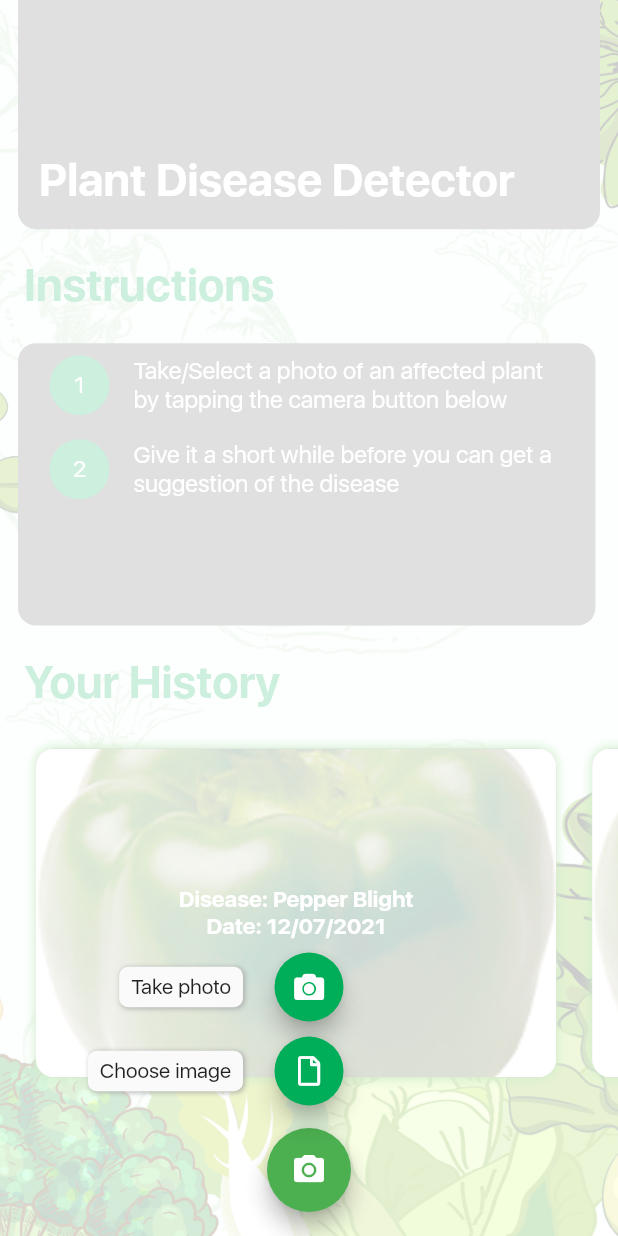
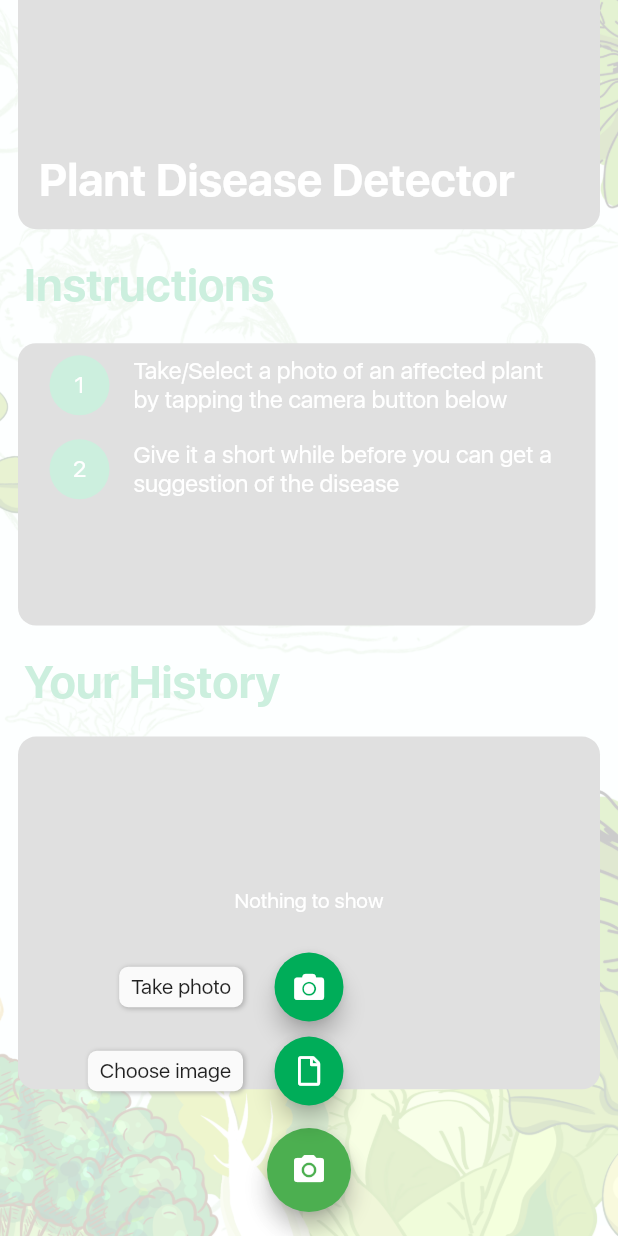
Before and after one commit to root458/Plant-Disease-Detector, a Flutter app: the screen it shows after launch, after a tap on the "camera alt" icon, on a phone screen of 412 x 824 dp. Run offline on Flutter 3.47's test engine with Material 2 defaults, Android fonts, the phone set to English and light mode, and no system bars; drawn by our look-alikes of flutter_speed_dial; our stand-ins replace font_awesome_flutter, hive, hive_flutter, image_picker; missing offline and left inert: tflite; accounts and stored records are empty.

Commit message:
Added persistence. Every trial the user makes is saved

```diff
--- a/lib/main.dart
+++ b/lib/main.dart
@@ -1,10 +1,18 @@
 import 'package:flutter/material.dart';
+import 'package:hive_flutter/hive_flutter.dart';
 import 'package:plant_disease_detector/services/disease_provider.dart';
 import 'package:plant_disease_detector/src/home_page/home.dart';
+import 'package:plant_disease_detector/src/home_page/models/disease_model.dart';
 import 'package:plant_disease_detector/src/suggestions_page/suggestions.dart';
 import 'package:provider/provider.dart';
 
-void main() {
+Future main() async {
+  WidgetsFlutterBinding.ensureInitialized();
+  await Hive.initFlutter();
+  Hive.registerAdapter(DiseaseAdapter());
+
+  await Hive.openBox<Disease>('plant_diseases');
+
   runApp(const MyApp());
 }
 
@@ -29,7 +37,6 @@ class MyApp extends StatelessWidget {
                   case Home.routeName:
                   default:
                     return const Home();
-
                 }
               });
         },
--- /dev/null
+++ b/lib/services/hive_database.dart
@@ -0,0 +1,17 @@
+import 'package:hive/hive.dart';
+import 'package:plant_disease_detector/src/home_page/models/disease_model.dart';
+
+class Boxes {
+  static Box<Disease> getDiseases() => Hive.box<Disease>('plant_diseases');
+}
+
+class HiveService {
+
+  final box = Boxes.getDiseases();
+
+  // Store disease
+  Future addDisease(Disease disease) async {
+    await box.add(disease);
+  }
+
+}
--- a/lib/src/home_page/components/history.dart
+++ b/lib/src/home_page/components/history.dart
@@ -1,28 +1,42 @@
+import 'dart:io';
+
 import 'package:flutter/material.dart';
+import 'package:hive_flutter/hive_flutter.dart';
 import 'package:plant_disease_detector/constants/constants.dart';
+import 'package:plant_disease_detector/services/hive_database.dart';
+import 'package:plant_disease_detector/src/home_page/models/disease_model.dart';
 
 class HistorySection extends SliverFixedExtentList {
-  HistorySection(Size size, {Key? key})
+  HistorySection(Size size, BuildContext context, {Key? key})
       : super(
           key: key,
           delegate: SliverChildBuilderDelegate(
             (BuildContext context, index) {
+              return ValueListenableBuilder<Box<Disease>>(
+                valueListenable: Boxes.getDiseases().listenable(),
+                builder: (context, box, _) {
+                  final diseases = box.values.toList().cast<Disease>();
+
+                  if (diseases.isNotEmpty) {
                     return Padding(
                       padding: const EdgeInsets.fromLTRB(12.0, 12.0, 0, 0),
                       child: SizedBox(
                           width: size.width,
-                  child: ListView(
+                          child: ListView.builder(
+                            itemCount: diseases.length,
                             padding: const EdgeInsets.symmetric(vertical: 8.0),
-                    addAutomaticKeepAlives: false,
                             itemExtent: size.width * 0.9,
                             scrollDirection: Axis.horizontal,
-                    children: [
-                      _returnHistoryContainer(),
-                      _returnHistoryContainer(),
-                      _returnHistoryContainer(),
-                    ],
-                  ),
-                ),
+                            itemBuilder: (context, index) {
+                              return _returnHistoryContainer(
+                                  diseases[index], context);
+                            },
+                          )),
+                    );
+                  } else {
+                    return _returnNothingToShow();
+                  }
+                },
               );
             },
             childCount: 1,
@@ -31,14 +45,18 @@ class HistorySection extends SliverFixedExtentList {
         );
 }
 
-Widget _returnHistoryContainer() {
+Widget _returnHistoryContainer(Disease disease, BuildContext context) {
   return Padding(
     padding: const EdgeInsets.fromLTRB(12.0, 0, 12.0, 0),
     child: Container(
         decoration: BoxDecoration(
-            image: const DecorationImage(
-                image: AssetImage('assets/images/pepper.jpg'),
-                fit: BoxFit.cover),
+            image: DecorationImage(
+                image: Image.file(
+              File(disease.imagePath),
+              fit: BoxFit.cover,
+            ).image),
+            // image: AssetImage('assets/images/pepper.jpg'),
+            // fit: BoxFit.cover),
             boxShadow: const [
               BoxShadow(
                 color: kAccent,
@@ -52,15 +70,16 @@ Widget _returnHistoryContainer() {
           child: Column(
             crossAxisAlignment: CrossAxisAlignment.center,
             mainAxisAlignment: MainAxisAlignment.center,
-            children: const [
-              Text('Disease: Pepper Blight',
-                  style: TextStyle(
+            children: [
+              Text('Disease: ${disease.name}',
+                  style: const TextStyle(
                     color: kWhite,
                     fontSize: 15.0,
                     fontFamily: 'SFBold',
                   )),
-              Text('Date: 12/07/2021',
-                  style: TextStyle(
+              Text(
+                  'Date: ${disease.dateTime.day}/${disease.dateTime.month}/${disease.dateTime.year}',
+                  style: const TextStyle(
                     color: kWhite,
                     fontSize: 15.0,
                     fontFamily: 'SFBold',
@@ -72,7 +91,9 @@ Widget _returnHistoryContainer() {
 }
 
 Widget _returnNothingToShow() {
-  return Container(
+  return Padding(
+    padding: const EdgeInsets.fromLTRB(12.0, 12.0, 12.0, 0),
+    child: Container(
         decoration: BoxDecoration(
             color: kSecondary, borderRadius: BorderRadius.circular(12.0)),
         child: const Padding(
@@ -82,5 +103,6 @@ Widget _returnNothingToShow() {
             'Nothing to show',
             style: TextStyle(color: kWhite),
           )),
-      ));
+        )),
+  );
 }
--- a/lib/src/home_page/home.dart
+++ b/lib/src/home_page/home.dart
@@ -1,10 +1,12 @@
 import 'package:flutter/material.dart';
 import 'package:flutter_speed_dial/flutter_speed_dial.dart';
 import 'package:font_awesome_flutter/font_awesome_flutter.dart';
+import 'package:hive/hive.dart';
 import 'package:image_picker/image_picker.dart';
 import 'package:plant_disease_detector/constants/constants.dart';
 import 'package:plant_disease_detector/services/classify.dart';
 import 'package:plant_disease_detector/services/disease_provider.dart';
+import 'package:plant_disease_detector/services/hive_database.dart';
 import 'package:plant_disease_detector/src/home_page/components/greeting.dart';
 import 'package:plant_disease_detector/src/home_page/components/history.dart';
 import 'package:plant_disease_detector/src/home_page/components/instructions.dart';
@@ -13,16 +15,29 @@ import 'package:plant_disease_detector/src/home_page/models/disease_model.dart';
 import 'package:plant_disease_detector/src/suggestions_page/suggestions.dart';
 import 'package:provider/provider.dart';
 
-class Home extends StatelessWidget {
+class Home extends StatefulWidget {
   const Home({Key? key}) : super(key: key);
 
   static const routeName = '/';
 
   @override
+  State<Home> createState() => _HomeState();
+}
+
+class _HomeState extends State<Home> {
+  @override
+  void dispose() {
+    Hive.close();
+    super.dispose();
+  }
+
+  @override
   Widget build(BuildContext context) {
-
     // Get disease from provider
     final _diseaseService = Provider.of<DiseaseService>(context);
+
+    // Hive service
+    HiveService _hiveService = HiveService();
 
     // Data
     Size size = MediaQuery.of(context).size;
@@ -50,6 +65,9 @@ class Home extends StatelessWidget {
 
                 // Set disease for Disease Service
                 _diseaseService.setDiseaseValue(_disease);
+
+                // Save disease
+                _hiveService.addDisease(_disease);
               });
               Navigator.restorablePushNamed(
                 context,
@@ -72,6 +90,9 @@ class Home extends StatelessWidget {
 
                 // Set disease for Disease Service
                 _diseaseService.setDiseaseValue(_disease);
+
+                // Save disease
+                _hiveService.addDisease(_disease);
               });
               Navigator.restorablePushNamed(
                 context,
@@ -92,7 +113,7 @@ class Home extends StatelessWidget {
             TitleSection('Instructions', 50.0),
             InstructionsSection(size),
             TitleSection('Your History', 50.0),
-            HistorySection(size)
+            HistorySection(size, context)
           ],
         ),
       ),
--- a/lib/src/home_page/models/disease_model.dart
+++ b/lib/src/home_page/models/disease_model.dart
@@ -1,10 +1,27 @@
-class Disease {
+import 'package:hive/hive.dart';
+
+part 'disease_model.g.dart';
+
+@HiveType(typeId: 0)
+class Disease extends HiveObject {
+  @HiveField(0)
   final String name;
+
+  @HiveField(1)
   late String possibleCauses;
+
+  @HiveField(2)
   late String possibleSolution;
+
+  @HiveField(3)
   late String imagePath;
 
+  @HiveField(4)
+  late DateTime dateTime;
+
   Disease({required this.name, required this.imagePath}) {
+    dateTime = DateTime.now();
+
     switch (name) {
       case "Pepper Bell Bacterial Spot":
         possibleCauses =
@@ -82,18 +99,24 @@ class Disease {
         break;
 
       case "Tomato Target Spot":
-        possibleCauses = "The fungus Corynespora cassiicola which spreads to plants.";
-        possibleSolution = "Planting resistant varieties, keeping farms free from weeds.";
+        possibleCauses =
+            "The fungus Corynespora cassiicola which spreads to plants.";
+        possibleSolution =
+            "Planting resistant varieties, keeping farms free from weeds.";
         break;
 
       case "Tomato Mosaic Virus":
-        possibleCauses = "Spread by aphids and other insects, mites, fungi, nematodes, and contact; pollen and seeds can carry the infection as well.";
-        possibleSolution = "No cure for infected plants, remove all infected plants and destroy them.";
+        possibleCauses =
+            "Spread by aphids and other insects, mites, fungi, nematodes, and contact; pollen and seeds can carry the infection as well.";
+        possibleSolution =
+            "No cure for infected plants, remove all infected plants and destroy them.";
         break;
 
       case "Tomato Yellow Leaf Curl Virus":
-        possibleCauses = "Physically spread plant-to-plant by the silverleaf whitefly.";
-        possibleSolution = "Chemical control: Imidacloprid should be sprayed on the entire plant and below the leaves.";
+        possibleCauses =
+            "Physically spread plant-to-plant by the silverleaf whitefly.";
+        possibleSolution =
+            "Chemical control: Imidacloprid should be sprayed on the entire plant and below the leaves.";
         break;
 
       default:
--- a/pubspec.yaml
+++ b/pubspec.yaml
@@ -39,10 +39,15 @@ dependencies:
   image_picker: ^0.8.4+4
   tflite: ^1.1.2
   provider: ^6.0.1
+  hive: ^2.0.5
+  hive_flutter: ^1.1.0
 
 dev_dependencies:
   flutter_test:
     sdk: flutter
+
+  build_runner:
+  hive_generator:
 
   # The "flutter_lints" package below contains a set of recommended lints to
   # encourage good coding practices. The lint set provided by the package is
```
Also changed, not shown: lib/src/suggestions_page/components/plant_image.dart (+5 -2 lines), lib/src/suggestions_page/suggestions.dart (+8 -2 lines), lib/src/home_page/models/disease_model.g.dart (added), 1 other file. Lines whose indentation alone changed are shown as unchanged.
